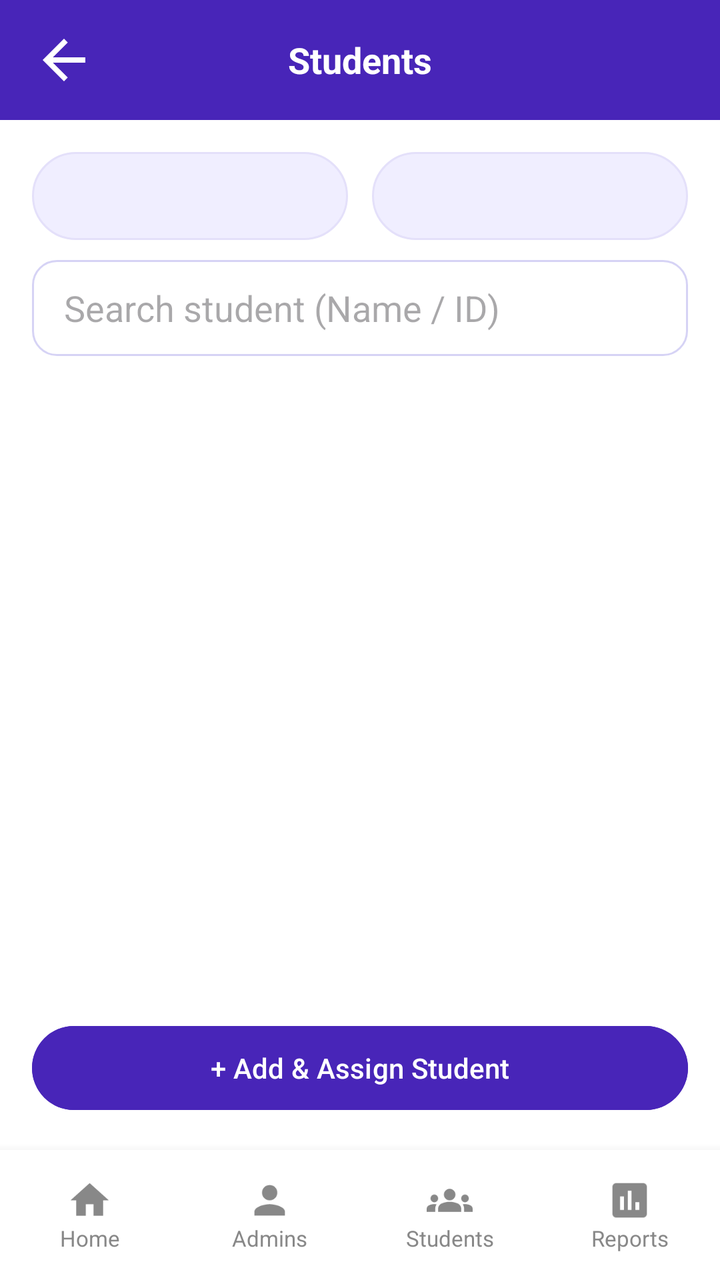
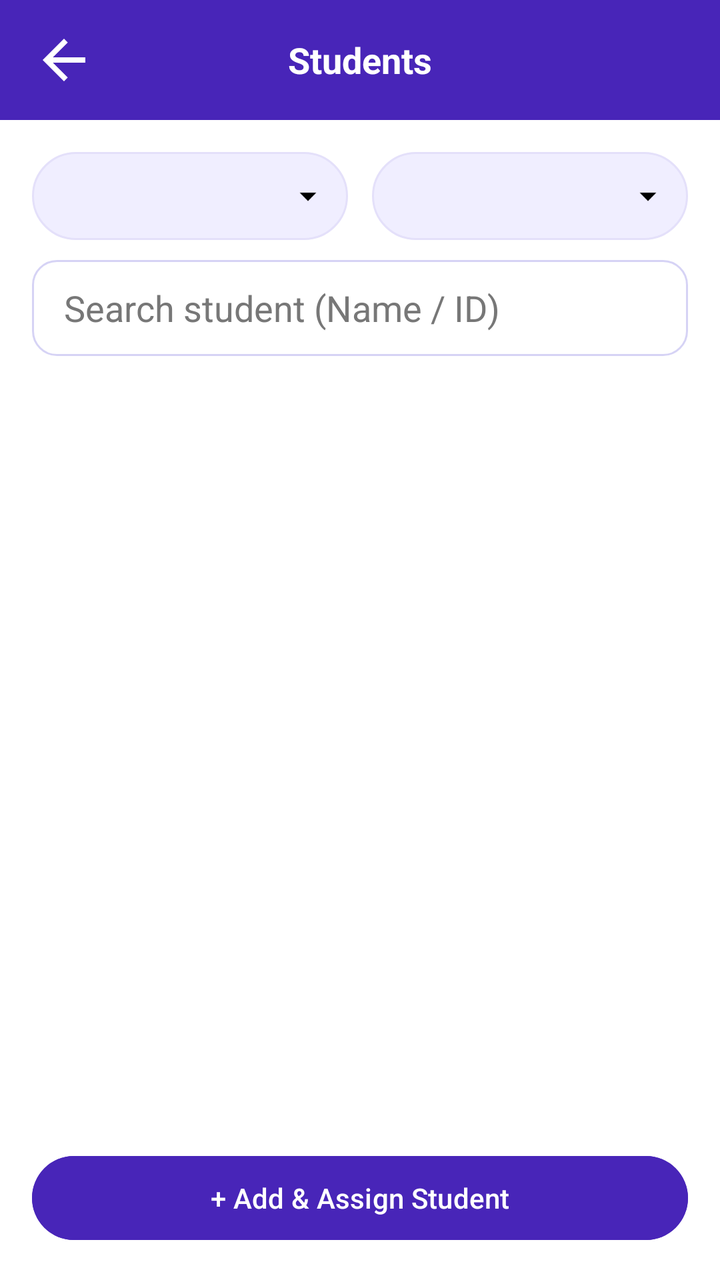

Two renders of the same Android screen: before a commit and after it. Below are the layout's source before the change and the commit's diff.
<!-- AndroidManifest.xml: application theme Theme.TrackPoint -->
<!-- res/layout/activity_staff_admin_students.xml -->
<?xml version="1.0" encoding="utf-8"?>

<LinearLayout xmlns:android="http://schemas.android.com/apk/res/android"
    xmlns:app="http://schemas.android.com/apk/res-auto"
    android:id="@+id/main"
    android:layout_width="match_parent"
    android:layout_height="match_parent"
    android:orientation="vertical"
    android:background="#4825B8"
    android:fitsSystemWindows="true">

    
    <LinearLayout
        android:layout_width="match_parent"
        android:layout_height="60dp"
        android:orientation="horizontal"
        android:gravity="center_vertical"
        android:paddingStart="16dp"
        android:paddingEnd="16dp"
        android:background="#4825B8">

        <ImageView
            android:id="@+id/btnBack"
            android:layout_width="32dp"
            android:layout_height="32dp"
            android:src="@drawable/back_symbol"
            app:tint="@color/white"
            android:contentDescription="Back" />

        <TextView
            android:id="@+id/txtHeaderTitle"
            android:layout_width="0dp"
            android:layout_height="wrap_content"
            android:layout_weight="1"
            android:text="Students"
            android:textColor="@color/white"
            android:textSize="18sp"
            android:textStyle="bold"
            android:gravity="center" />

        <View
            android:layout_width="32dp"
            android:layout_height="32dp" />

    </LinearLayout>

    
    <LinearLayout
        android:layout_width="match_parent"
        android:layout_height="0dp"
        android:layout_weight="1"
        android:orientation="vertical"
        android:padding="16dp"
        android:background="@color/white">

        
        <LinearLayout
            android:layout_width="match_parent"
            android:layout_height="wrap_content"
            android:orientation="horizontal"
            android:layout_marginBottom="10dp">

            <Spinner
                android:id="@+id/spFilterDepartment"
                android:layout_width="0dp"
                android:layout_height="44dp"
                android:layout_weight="1"
                android:layout_marginEnd="6dp"
                android:background="@drawable/filter_box"
                android:paddingStart="10dp"
                android:paddingEnd="10dp" />

            <Spinner
                android:id="@+id/spFilterYear"
                android:layout_width="0dp"
                android:layout_height="44dp"
                android:layout_weight="1"
                android:layout_marginStart="6dp"
                android:background="@drawable/filter_box"
                android:paddingStart="10dp"
                android:paddingEnd="10dp" />

        </LinearLayout>

        
        <EditText
            android:id="@+id/searchStudent"
            android:layout_width="match_parent"
            android:layout_height="48dp"
            android:hint="Search student (Name / ID)"
            android:inputType="text"
            android:paddingStart="16dp"
            android:paddingEnd="16dp"
            android:background="@drawable/input_box"
            android:textColor="@color/black"
            android:layout_marginBottom="14dp" />

        
        <ScrollView
            android:layout_width="match_parent"
            android:layout_height="0dp"
            android:layout_weight="1"
            android:fillViewport="true">

            <LinearLayout
                android:id="@+id/studentListContainer"
                android:layout_width="match_parent"
                android:layout_height="wrap_content"
                android:orientation="vertical" />

        </ScrollView>

        
        <Button
            android:id="@+id/btnAddStudent"
            android:layout_width="match_parent"
            android:layout_height="50dp"
            android:layout_marginTop="10dp"
            android:text="+ Add &amp; Assign Student"
            android:textColor="@color/white"
            android:backgroundTint="#4825B8" />

    </LinearLayout>

    
    <include
        layout="@layout/view_staff_admin_bottom_navigation" />

</LinearLayout>
<!-- res/layout/view_staff_admin_bottom_navigation.xml (included above) -->
<?xml version="1.0" encoding="utf-8"?>

<LinearLayout xmlns:android="http://schemas.android.com/apk/res/android"
    android:layout_width="match_parent"
    android:layout_height="65dp"
    android:orientation="horizontal"
    android:gravity="center"
    android:background="@color/white"
    android:elevation="8dp">

    <LinearLayout
        android:id="@+id/navHome"
        android:layout_width="0dp"
        android:layout_height="match_parent"
        android:layout_weight="1"
        android:orientation="vertical"
        android:gravity="center"
        android:clickable="true"
        android:focusable="true">

        <ImageView
            android:id="@+id/iconHome"
            android:layout_width="23dp"
            android:layout_height="23dp"
            android:src="@drawable/ic_staff_home"
            android:tint="#888888" />

        <TextView
            android:id="@+id/textHome"
            android:layout_width="wrap_content"
            android:layout_height="wrap_content"
            android:text="Home"
            android:textSize="11sp"
            android:textColor="#888888" />
    </LinearLayout>

    <LinearLayout
        android:id="@+id/navAdmins"
        android:layout_width="0dp"
        android:layout_height="match_parent"
        android:layout_weight="1"
        android:orientation="vertical"
        android:gravity="center"
        android:clickable="true"
        android:focusable="true">

        <ImageView
            android:id="@+id/iconAdmins"
            android:layout_width="23dp"
            android:layout_height="23dp"
            android:src="@drawable/ic_staff_admins"
            android:tint="#888888" />

        <TextView
            android:id="@+id/textAdmins"
            android:layout_width="wrap_content"
            android:layout_height="wrap_content"
            android:text="Admins"
            android:textSize="11sp"
            android:textColor="#888888" />
    </LinearLayout>

    <LinearLayout
        android:id="@+id/navStudents"
        android:layout_width="0dp"
        android:layout_height="match_parent"
        android:layout_weight="1"
        android:orientation="vertical"
        android:gravity="center"
        android:clickable="true"
        android:focusable="true">

        <ImageView
            android:id="@+id/iconStudents"
            android:layout_width="23dp"
            android:layout_height="23dp"
            android:src="@drawable/ic_staff_students"
            android:tint="#888888" />

        <TextView
            android:id="@+id/textStudents"
            android:layout_width="wrap_content"
            android:layout_height="wrap_content"
            android:text="Students"
            android:textSize="11sp"
            android:textColor="#888888" />
    </LinearLayout>

    <LinearLayout
        android:id="@+id/navReports"
        android:layout_width="0dp"
        android:layout_height="match_parent"
        android:layout_weight="1"
        android:orientation="vertical"
        android:gravity="center"
        android:clickable="true"
        android:focusable="true">

        <ImageView
            android:id="@+id/iconReports"
            android:layout_width="23dp"
            android:layout_height="23dp"
            android:src="@drawable/ic_staff_reports"
            android:tint="#888888" />

        <TextView
            android:id="@+id/textReports"
            android:layout_width="wrap_content"
            android:layout_height="wrap_content"
            android:text="Reports"
            android:textSize="11sp"
            android:textColor="#888888" />
    </LinearLayout>

</LinearLayout>
<!-- resources referenced by this layout -->
<resources>
  <color name="black">#FF000000</color>
  <color name="white">#FFFFFFFF</color>
  <!-- drawable back_symbol (drawable) -->
  <vector xmlns:android="http://schemas.android.com/apk/res/android" android:autoMirrored="true" android:height="24dp" android:tint="#000000" android:viewportHeight="24" android:viewportWidth="24" android:width="24dp">
        
      <path android:fillColor="@android:color/white" android:pathData="M20,11H7.83l5.59,-5.59L12,4l-8,8 8,8 1.41,-1.41L7.83,13H20v-2z"/>
      
  </vector>
  <!-- drawable filter_box (drawable) -->
  <shape xmlns:android="http://schemas.android.com/apk/res/android">
      <solid android:color="#F0EEFF"/>
      <stroke android:width="1dp" android:color="#E4E0FA"/>
      <corners android:radius="25dp"/>
  </shape>
  <!-- drawable ic_staff_admins (drawable) -->
  <vector xmlns:android="http://schemas.android.com/apk/res/android" android:height="24dp" android:tint="#000000" android:viewportHeight="24" android:viewportWidth="24" android:width="24dp">
        
      <path android:fillColor="@android:color/white" android:pathData="M12,12c2.21,0 4,-1.79 4,-4s-1.79,-4 -4,-4 -4,1.79 -4,4 1.79,4 4,4zM12,14c-2.67,0 -8,1.34 -8,4v2h16v-2c0,-2.66 -5.33,-4 -8,-4z"/>
      
  </vector>
  <!-- drawable ic_staff_home (drawable) -->
  <vector xmlns:android="http://schemas.android.com/apk/res/android" android:height="24dp" android:tint="#000000" android:viewportHeight="24" android:viewportWidth="24" android:width="24dp">
        
      <path android:fillColor="@android:color/white" android:pathData="M10,20v-6h4v6h5v-8h3L12,3 2,12h3v8z"/>
      
  </vector>
  <!-- drawable ic_staff_reports (drawable) -->
  <vector xmlns:android="http://schemas.android.com/apk/res/android" android:height="24dp" android:tint="#000000" android:viewportHeight="24" android:viewportWidth="24" android:width="24dp">
        
      <path android:fillColor="@android:color/white" android:pathData="M19,3L5,3c-1.1,0 -2,0.9 -2,2v14c0,1.1 0.9,2 2,2h14c1.1,0 2,-0.9 2,-2L21,5c0,-1.1 -0.9,-2 -2,-2zM9,17L7,17v-7h2v7zM13,17h-2L11,7h2v10zM17,17h-2v-4h2v4z"/>
      
  </vector>
  <!-- drawable ic_staff_students (drawable) -->
  <vector xmlns:android="http://schemas.android.com/apk/res/android" android:height="24dp" android:tint="#000000" android:viewportHeight="24" android:viewportWidth="24" android:width="24dp">
        
      <path android:fillColor="@android:color/white" android:pathData="M12,12.75c1.63,0 3.07,0.39 4.24,0.9c1.08,0.48 1.76,1.56 1.76,2.73L18,18H6l0,-1.61c0,-1.18 0.68,-2.26 1.76,-2.73C8.93,13.14 10.37,12.75 12,12.75zM4,13c1.1,0 2,-0.9 2,-2c0,-1.1 -0.9,-2 -2,-2s-2,0.9 -2,2C2,12.1 2.9,13 4,13zM5.13,14.1C4.76,14.04 4.39,14 4,14c-0.99,0 -1.93,0.21 -2.78,0.58C0.48,14.9 0,15.62 0,16.43V18l4.5,0v-1.61C4.5,15.56 4.73,14.78 5.13,14.1zM20,13c1.1,0 2,-0.9 2,-2c0,-1.1 -0.9,-2 -2,-2s-2,0.9 -2,2C18,12.1 18.9,13 20,13zM24,16.43c0,-0.81 -0.48,-1.53 -1.22,-1.85C21.93,14.21 20.99,14 20,14c-0.39,0 -0.76,0.04 -1.13,0.1c0.4,0.68 0.63,1.46 0.63,2.29V18l4.5,0V16.43zM12,6c1.66,0 3,1.34 3,3c0,1.66 -1.34,3 -3,3s-3,-1.34 -3,-3C9,7.34 10.34,6 12,6z"/>
      
  </vector>
  <!-- drawable input_box (drawable) -->
  <?xml version="1.0" encoding="utf-8"?>
  <shape xmlns:android="http://schemas.android.com/apk/res/android"
      android:shape="rectangle">
  
      <solid android:color="#FFFFFF" />
  
      <stroke
          android:width="1dp"
          android:color="#D6D3F5" />
  
      <corners android:radius="12dp" />
  
      <padding
          android:left="12dp"
          android:right="12dp"
          android:top="4dp"
          android:bottom="4dp" />
  
  </shape>
  <style name="Theme.TrackPoint" parent="Base.Theme.TrackPoint" />
  <style name="Base.Theme.TrackPoint" parent="Theme.Material3.DayNight.NoActionBar">
          
          
      </style>
</resources>

<!-- the commit's change to res/layout/activity_staff_admin_students.xml (unified diff, before → after) -->
@@ -66,9 +66,9 @@
                 android:layout_height="44dp"
                 android:layout_weight="1"
                 android:layout_marginEnd="6dp"
-                android:background="@drawable/filter_box"
+                android:background="@drawable/spinner_box"
                 android:paddingStart="10dp"
-                android:paddingEnd="10dp" />
+                android:paddingEnd="32dp" />
 
             <Spinner
                 android:id="@+id/spFilterYear"
@@ -76,9 +76,9 @@
                 android:layout_height="44dp"
                 android:layout_weight="1"
                 android:layout_marginStart="6dp"
-                android:background="@drawable/filter_box"
+                android:background="@drawable/spinner_box"
                 android:paddingStart="10dp"
-                android:paddingEnd="10dp" />
+                android:paddingEnd="32dp" />
 
         </LinearLayout>
 
@@ -88,11 +88,12 @@
             android:layout_width="match_parent"
             android:layout_height="48dp"
             android:hint="Search student (Name / ID)"
+            android:textColorHint="#777777"
             android:inputType="text"
             android:paddingStart="16dp"
             android:paddingEnd="16dp"
             android:background="@drawable/input_box"
-            android:textColor="@color/black"
+            android:textColor="#17112D"
             android:layout_marginBottom="14dp" />
 
         
@@ -122,124 +123,4 @@
 
     </LinearLayout>
 
-    
-    <include
-        layout="@layout/view_staff_admin_bottom_navigation" />
-
 </LinearLayout>
-<!-- res/layout/view_staff_admin_bottom_navigation.xml (included above) -->
-<?xml version="1.0" encoding="utf-8"?>
-
-<LinearLayout xmlns:android="http://schemas.android.com/apk/res/android"
-    android:layout_width="match_parent"
-    android:layout_height="65dp"
-    android:orientation="horizontal"
-    android:gravity="center"
-    android:background="@color/white"
-    android:elevation="8dp">
-
-    <LinearLayout
-        android:id="@+id/navHome"
-        android:layout_width="0dp"
-        android:layout_height="match_parent"
-        android:layout_weight="1"
-        android:orientation="vertical"
-        android:gravity="center"
-        android:clickable="true"
-        android:focusable="true">
-
-        <ImageView
-            android:id="@+id/iconHome"
-            android:layout_width="23dp"
-            android:layout_height="23dp"
-            android:src="@drawable/ic_staff_home"
-            android:tint="#888888" />
-
-        <TextView
-            android:id="@+id/textHome"
-            android:layout_width="wrap_content"
-            android:layout_height="wrap_content"
-            android:text="Home"
-            android:textSize="11sp"
-            android:textColor="#888888" />
-    </LinearLayout>
-
-    <LinearLayout
-        android:id="@+id/navAdmins"
-        android:layout_width="0dp"
-        android:layout_height="match_parent"
-        android:layout_weight="1"
-        android:orientation="vertical"
-        android:gravity="center"
-        android:clickable="true"
-        android:focusable="true">
-
-        <ImageView
-            android:id="@+id/iconAdmins"
-            android:layout_width="23dp"
-            android:layout_height="23dp"
-            android:src="@drawable/ic_staff_admins"
-            android:tint="#888888" />
-
-        <TextView
-            android:id="@+id/textAdmins"
-            android:layout_width="wrap_content"
-            android:layout_height="wrap_content"
-            android:text="Admins"
-            android:textSize="11sp"
-            android:textColor="#888888" />
-    </LinearLayout>
-
-    <LinearLayout
-        android:id="@+id/navStudents"
-        android:layout_width="0dp"
-        android:layout_height="match_parent"
-        android:layout_weight="1"
-        android:orientation="vertical"
-        android:gravity="center"
-        android:clickable="true"
-        android:focusable="true">
-
-        <ImageView
-            android:id="@+id/iconStudents"
-            android:layout_width="23dp"
-            android:layout_height="23dp"
-            android:src="@drawable/ic_staff_students"
-            android:tint="#888888" />
-
-        <TextView
-            android:id="@+id/textStudents"
-            android:layout_width="wrap_content"
-            android:layout_height="wrap_content"
-            android:text="Students"
-            android:textSize="11sp"
-            android:textColor="#888888" />
-    </LinearLayout>
-
-    <LinearLayout
-        android:id="@+id/navReports"
-        android:layout_width="0dp"
-        android:layout_height="match_parent"
-        android:layout_weight="1"
-        android:orientation="vertical"
-        android:gravity="center"
-        android:clickable="true"
-        android:focusable="true">
-
-        <ImageView
-            android:id="@+id/iconReports"
-            android:layout_width="23dp"
-            android:layout_height="23dp"
-            android:src="@drawable/ic_staff_reports"
-            android:tint="#888888" />
-
-        <TextView
-            android:id="@+id/textReports"
-            android:layout_width="wrap_content"
-            android:layout_height="wrap_content"
-            android:text="Reports"
-            android:textSize="11sp"
-            android:textColor="#888888" />
-    </LinearLayout>
-
-</LinearLayout>
<!-- resource entries referenced after the edit -->
@@ -1,6 +1,5 @@
 <!-- resources referenced by this layout -->
 <resources>
-  <color name="black">#FF000000</color>
   <color name="white">#FFFFFFFF</color>
   <!-- drawable back_symbol (drawable) -->
   <vector xmlns:android="http://schemas.android.com/apk/res/android" android:autoMirrored="true" android:height="24dp" android:tint="#000000" android:viewportHeight="24" android:viewportWidth="24" android:width="24dp">
@@ -14,28 +13,10 @@
       <stroke android:width="1dp" android:color="#E4E0FA"/>
       <corners android:radius="25dp"/>
   </shape>
-  <!-- drawable ic_staff_admins (drawable) -->
+  <!-- drawable ic_arrow_drop_down (drawable) -->
   <vector xmlns:android="http://schemas.android.com/apk/res/android" android:height="24dp" android:tint="#000000" android:viewportHeight="24" android:viewportWidth="24" android:width="24dp">
         
-      <path android:fillColor="@android:color/white" android:pathData="M12,12c2.21,0 4,-1.79 4,-4s-1.79,-4 -4,-4 -4,1.79 -4,4 1.79,4 4,4zM12,14c-2.67,0 -8,1.34 -8,4v2h16v-2c0,-2.66 -5.33,-4 -8,-4z"/>
-      
-  </vector>
-  <!-- drawable ic_staff_home (drawable) -->
-  <vector xmlns:android="http://schemas.android.com/apk/res/android" android:height="24dp" android:tint="#000000" android:viewportHeight="24" android:viewportWidth="24" android:width="24dp">
-        
-      <path android:fillColor="@android:color/white" android:pathData="M10,20v-6h4v6h5v-8h3L12,3 2,12h3v8z"/>
-      
-  </vector>
-  <!-- drawable ic_staff_reports (drawable) -->
-  <vector xmlns:android="http://schemas.android.com/apk/res/android" android:height="24dp" android:tint="#000000" android:viewportHeight="24" android:viewportWidth="24" android:width="24dp">
-        
-      <path android:fillColor="@android:color/white" android:pathData="M19,3L5,3c-1.1,0 -2,0.9 -2,2v14c0,1.1 0.9,2 2,2h14c1.1,0 2,-0.9 2,-2L21,5c0,-1.1 -0.9,-2 -2,-2zM9,17L7,17v-7h2v7zM13,17h-2L11,7h2v10zM17,17h-2v-4h2v4z"/>
-      
-  </vector>
-  <!-- drawable ic_staff_students (drawable) -->
-  <vector xmlns:android="http://schemas.android.com/apk/res/android" android:height="24dp" android:tint="#000000" android:viewportHeight="24" android:viewportWidth="24" android:width="24dp">
-        
-      <path android:fillColor="@android:color/white" android:pathData="M12,12.75c1.63,0 3.07,0.39 4.24,0.9c1.08,0.48 1.76,1.56 1.76,2.73L18,18H6l0,-1.61c0,-1.18 0.68,-2.26 1.76,-2.73C8.93,13.14 10.37,12.75 12,12.75zM4,13c1.1,0 2,-0.9 2,-2c0,-1.1 -0.9,-2 -2,-2s-2,0.9 -2,2C2,12.1 2.9,13 4,13zM5.13,14.1C4.76,14.04 4.39,14 4,14c-0.99,0 -1.93,0.21 -2.78,0.58C0.48,14.9 0,15.62 0,16.43V18l4.5,0v-1.61C4.5,15.56 4.73,14.78 5.13,14.1zM20,13c1.1,0 2,-0.9 2,-2c0,-1.1 -0.9,-2 -2,-2s-2,0.9 -2,2C18,12.1 18.9,13 20,13zM24,16.43c0,-0.81 -0.48,-1.53 -1.22,-1.85C21.93,14.21 20.99,14 20,14c-0.39,0 -0.76,0.04 -1.13,0.1c0.4,0.68 0.63,1.46 0.63,2.29V18l4.5,0V16.43zM12,6c1.66,0 3,1.34 3,3c0,1.66 -1.34,3 -3,3s-3,-1.34 -3,-3C9,7.34 10.34,6 12,6z"/>
+      <path android:fillColor="@android:color/white" android:pathData="M7,10l5,5 5,-5z"/>
       
   </vector>
   <!-- drawable input_box (drawable) -->
@@ -58,6 +39,18 @@
           android:bottom="4dp" />
   
   </shape>
+  <!-- drawable spinner_box (drawable) -->
+  <?xml version="1.0" encoding="utf-8"?>
+  
+  <layer-list xmlns:android="http://schemas.android.com/apk/res/android">
+      <item android:drawable="@drawable/filter_box" />
+      <item
+          android:width="20dp"
+          android:height="20dp"
+          android:gravity="end|center_vertical"
+          android:right="10dp"
+          android:drawable="@drawable/ic_arrow_drop_down" />
+  </layer-list>
   <style name="Theme.TrackPoint" parent="Base.Theme.TrackPoint" />
   <style name="Base.Theme.TrackPoint" parent="Theme.Material3.DayNight.NoActionBar">
           
